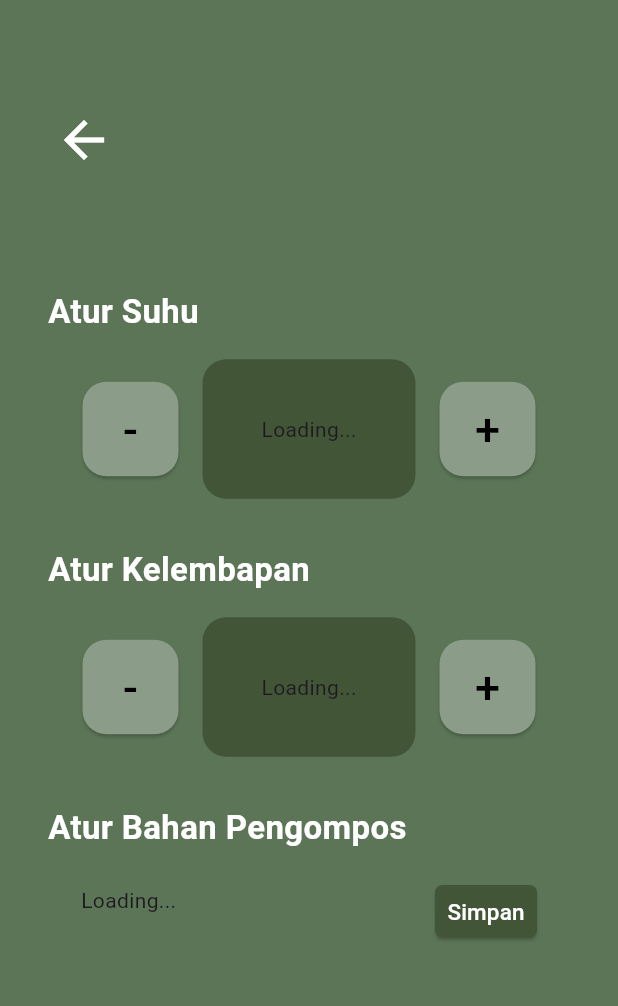
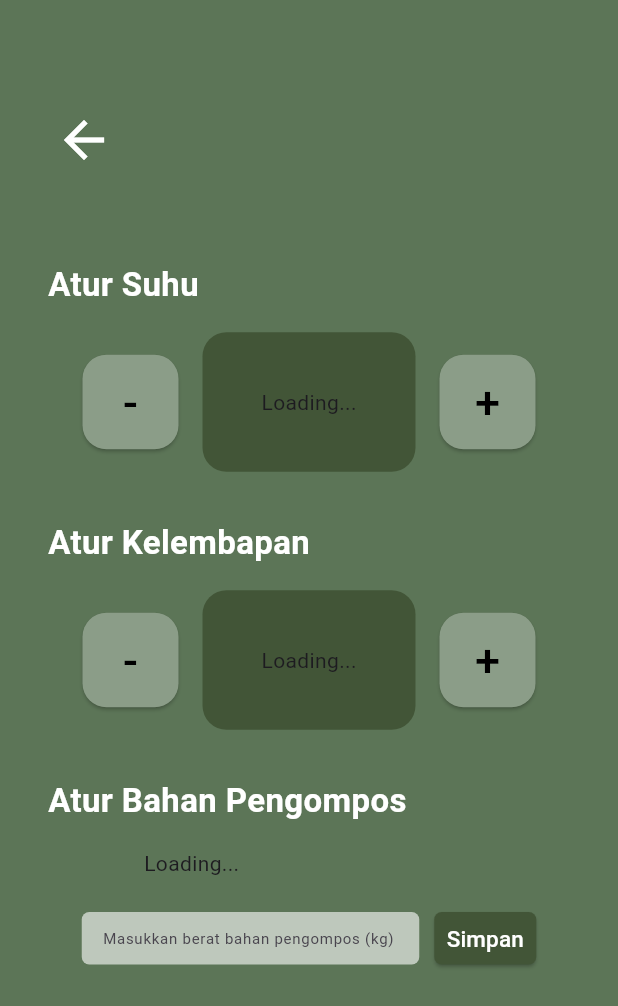
Before and after one commit to Nutri-Revive/Aplikasi, a Flutter app: the IntegrasiPage screen opened directly, on a phone screen of 412 x 824 dp. Shown: the top 1006 px of the screen. Run offline on Flutter 3.47's test engine with Material 3 defaults, Android fonts, the light colour scheme and no system bars; our stand-ins replace cloud_firestore, firebase_auth, firebase_core, firebase_database, shared_preferences; accounts and stored records are empty.

Commit message:
tambahan halaman integrasi

```diff
--- a/lib/history_suhu.dart
+++ b/lib/history_suhu.dart
@@ -70,7 +70,8 @@ class _SuhuTableState extends State<SuhuTable> {
 
         String formattedDate =
             '${dateTime.day}-${dateTime.month}-${dateTime.year}';
-        String formattedTime = '${dateTime.hour}:${dateTime.minute}';
+        var formattedTime =
+            '${dateTime.hour.toString().padLeft(2, '0')}:${dateTime.minute.toString().padLeft(2, '0')}';
 
         return [formattedDate, formattedTime, doc['suhu']];
       }).toList(),
--- a/lib/integrasi_page.dart
+++ b/lib/integrasi_page.dart
@@ -14,8 +14,6 @@ class _IntegrasiPageState extends State<IntegrasiPage> {
     var isKeyboardVisible = MediaQuery.of(context).viewInsets.bottom != 0;
     return Scaffold(
       backgroundColor: const Color(0xFF5C7557),
-      resizeToAvoidBottomInset:
-          true, // parameter ini dapat dihilangkan karena nilainya true secara default
       body: Stack(
         children: <Widget>[
           if (!isKeyboardVisible)
@@ -331,9 +329,11 @@ class _CompostControlState extends State<CompostControl> {
   Widget build(BuildContext context) {
     return Column(
       mainAxisAlignment: MainAxisAlignment.center,
-      crossAxisAlignment: CrossAxisAlignment.start,
+      crossAxisAlignment: CrossAxisAlignment.center,
       children: [
-        Padding(
+        Align(
+          alignment: Alignment.topLeft,
+          child: Padding(
             padding: const EdgeInsets.only(left: 32.0),
             child: Text(
               'Atur Bahan Pengompos',
@@ -344,20 +344,49 @@ class _CompostControlState extends State<CompostControl> {
               ),
             ),
           ),
+        ),
         SizedBox(height: 16),
+        Container(
+          width: 220,
+          child: StreamBuilder(
+            stream: databaseReference.child('bahan_pengompos').onValue,
+            builder: (BuildContext context, AsyncSnapshot snapshot) {
+              if (snapshot.hasData && snapshot.data!.snapshot.value != null) {
+                pengomposNow = snapshot.data!.snapshot.value;
+                return Center(
+                  child: Container(
+                      width: 142,
+                      height: 93,
+                      decoration: BoxDecoration(
+                        color: Color(0xFF425537),
+                        borderRadius: BorderRadius.circular(16),
+                      ),
+                      child: Center(
+                          child: Text(
+                        '$pengomposNow Kg',
+                        style: TextStyle(
+                          fontSize: 40.0,
+                          fontWeight: FontWeight.bold,
+                          color: Colors.white,
+                        ),
+                      ))),
+                );
+              } else {
+                return Text('Loading...');
+              }
+            },
+          ),
+        ),
+        SizedBox(
+          height: 16.0,
+        ),
         Row(
           mainAxisAlignment: MainAxisAlignment.center,
           children: [
-            Container(
-              width: 220,
-              height: 35,
-              child: StreamBuilder(
-                stream: databaseReference.child('bahan_pengompos').onValue,
-                builder: (BuildContext context, AsyncSnapshot snapshot) {
-                  if (snapshot.hasData &&
-                      snapshot.data!.snapshot.value != null) {
-                    pengomposNow = snapshot.data!.snapshot.value;
-                    return TextField(
+            SizedBox(
+              height: 35.0,
+              width: 225.0,
+              child: TextField(
                 controller: compostInputController,
                 keyboardType: TextInputType.number,
                 decoration: InputDecoration(
@@ -368,20 +397,15 @@ class _CompostControlState extends State<CompostControl> {
                   ),
                   filled: true,
                   fillColor: Color(0xFFBEC8BC),
-                        contentPadding: EdgeInsets.only(top: 10, left: 10),
+                  contentPadding: EdgeInsets.only(left: 10),
                 ),
                 style: TextStyle(
                   fontSize: 10,
                   color: Colors.black,
                 ),
-                    );
-                  } else {
-                    return Text('Loading...');
-                  }
-                },
               ),
             ),
-            SizedBox(width: 16),
+            SizedBox(width: 10.0),
             ElevatedButton(
               onPressed: () {
                 int pengomposInput =
```
Lines whose indentation alone changed are shown as unchanged.
